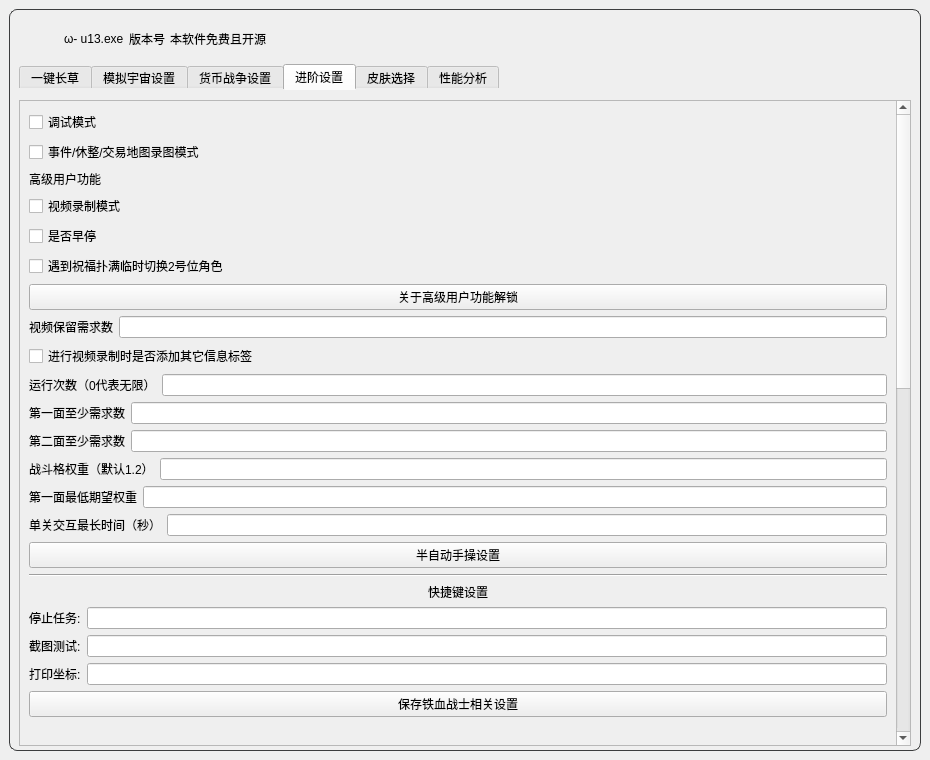
Before: the Qt Designer form resource/ui/UI.ui in qlx3264/Simulated_Scepter, drawn with Qt 5.
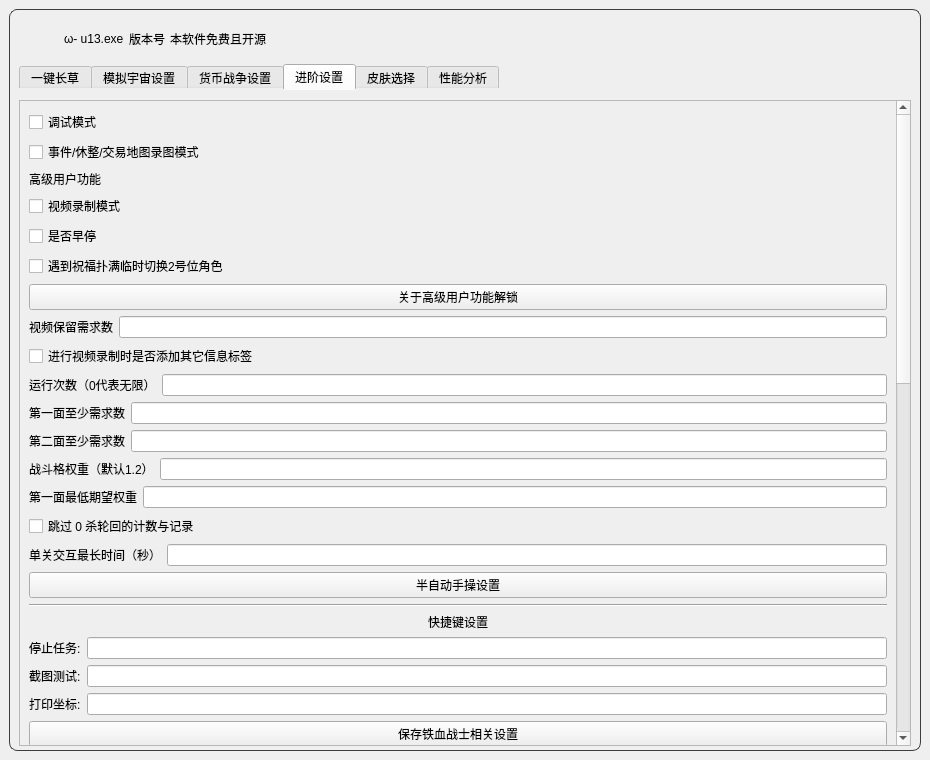
After: the same form once the commit is applied. The open tabs and pages were chosen to show the change. Icons and pictures are not drawn.

Commit message: fix: 跳过0杀轮回的记录

```diff
--- a/resource/ui/UI.ui
+++ b/resource/ui/UI.ui
@@ -1397,6 +1397,13 @@
                      </item>
                     </layout>
                    </item>
+                   <item>
+                    <widget class="QCheckBox" name="skip_zero_kill_checkbox">
+                     <property name="text">
+                      <string>跳过 0 杀轮回的计数与记录</string>
+                     </property>
+                    </widget>
+                   </item>
                    <item>
                     <layout class="QHBoxLayout" name="horizontalLayout_interact_time">
                      <item>
```
The commit also changes 2 other files.
